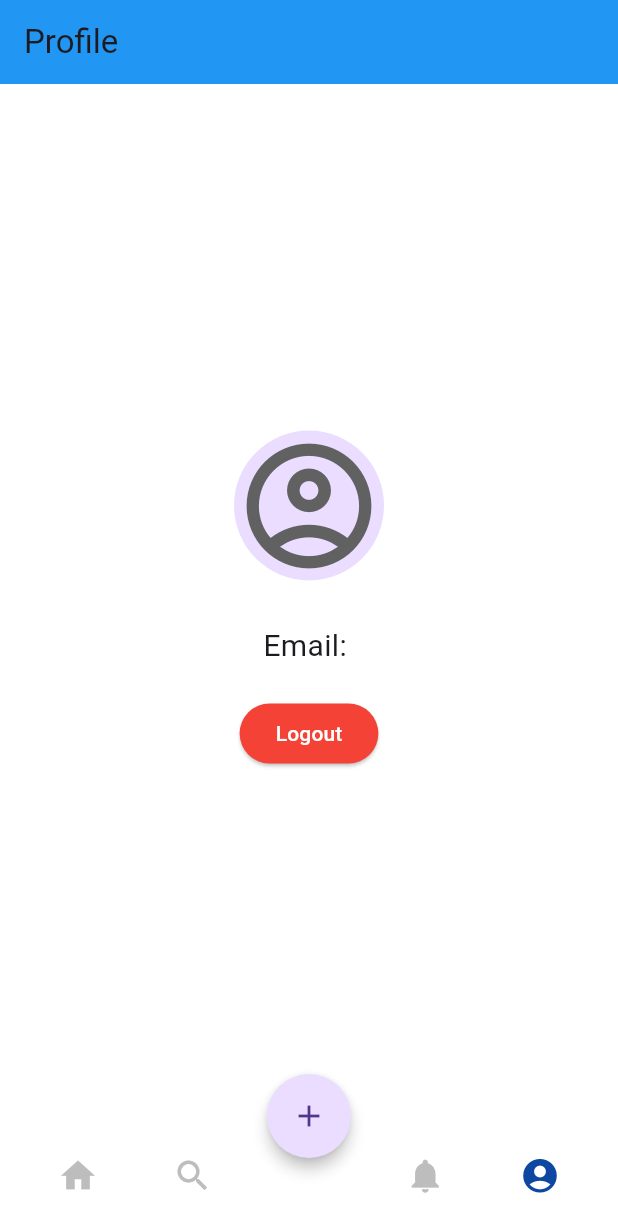
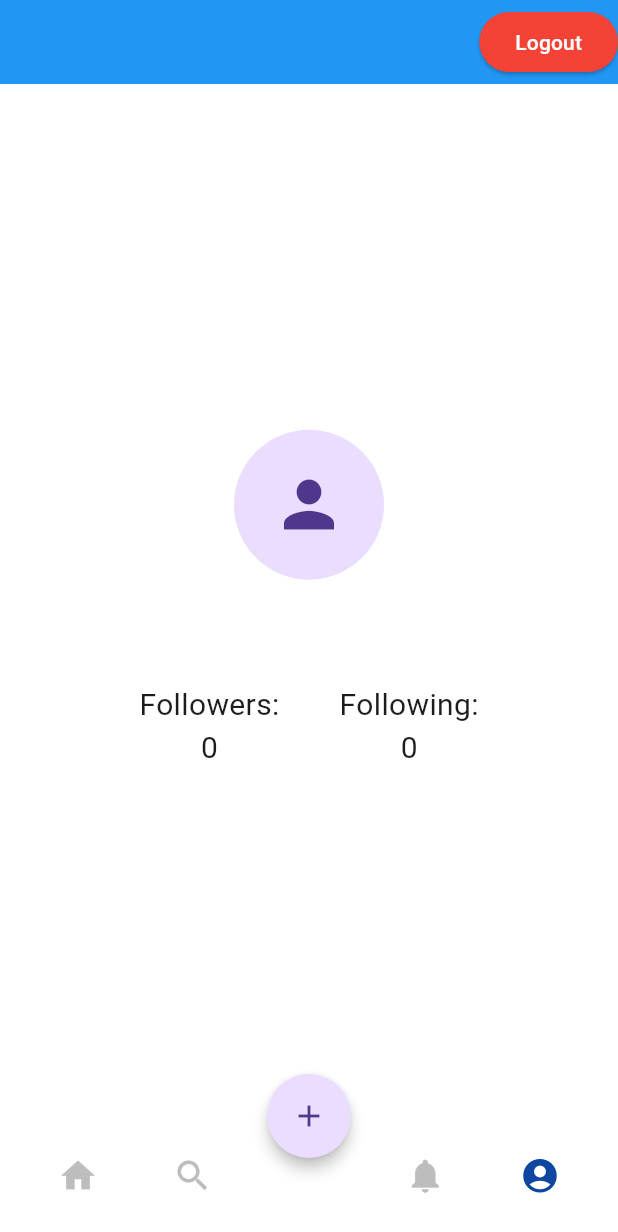
Before and after one commit to WillHeather18/recipie_app, a Flutter app: the screen it shows once a user with an empty profile is signed in, item 4 of the bottom bar chosen, on a phone screen of 412 x 824 dp. Shown: the top 1232 px of the screen. Run offline on Flutter 3.47's test engine with Material 3 defaults, Android fonts, the phone set to English and light mode, and no system bars; our stand-ins replace cloud_firestore, firebase_auth, firebase_core, firebase_storage, flutter_image_compress, flutter_spinbox and 2 more; accounts and stored records are empty.

Commit message:
updated profile page

```diff
--- a/lib/pages/profile_page.dart
+++ b/lib/pages/profile_page.dart
@@ -7,38 +7,70 @@ class ProfilePage extends StatelessWidget {
   @override
   Widget build(BuildContext context) {
     // Accessing user data from UserProvider
-    final userProvider = Provider.of<UserProvider>(context, listen: false);
+    final userProvider = Provider.of<UserProvider>(context);
     final userService = UserService(userProvider: userProvider);
 
-    var profilePictureUrl;
+    var followers;// = userProvider.followers;
+    var following;// = userService.following;
+    var profilePictureUrl = userProvider.profilePictureUrl;
 
     return Scaffold(
       appBar: AppBar(
-        title: const Text("Profile"),
+        title: Text(userProvider.email),
         backgroundColor: Colors.blue,
+        actions: <Widget>[
+          ElevatedButton(
+            style: ElevatedButton.styleFrom(
+              backgroundColor: Colors.red, // Set the background color to red
+            ),
+            onPressed: () async {
+              await userService.signOut();
+            },
+            child: const Text('Logout', style: TextStyle(color: Colors.white)),
+          ),
+        ],
       ),
       body: Center(
         child: Column(
           mainAxisAlignment: MainAxisAlignment.center,
           children: [
-            CircleAvatar(
-              radius: 50,
-              child: Icon(Icons.account_circle_outlined,
-                  size: 100, color: Colors.grey[700]),
+            Stack(
+              alignment: Alignment.topCenter,
+              children: [
+                Column(
+                  children: [
+                    CircleAvatar(
+                      radius: 50,
+                      backgroundImage: profilePictureUrl.isNotEmpty
+                          ? NetworkImage(profilePictureUrl)
+                          : null,
+                      child: profilePictureUrl.isEmpty
+                          ? Icon(Icons.person, size: 50)
+                          : null,
+                    ),
+                    Text(userProvider.username, style: const TextStyle(fontSize: 20)),
+                  ],
+                ),
+              ],
             ),
-            Text(userProvider.username, style: const TextStyle(fontSize: 20)),
-            Text("Email: ${userProvider.email}",
-                style: const TextStyle(fontSize: 20)),
-            const SizedBox(height: 20),
-            ElevatedButton(
-              style: ElevatedButton.styleFrom(
-                backgroundColor: Colors.red, // Set the background color to red
-              ),
-              onPressed: () async {
-                await userService.signOut();
-              },
-              child:
-                  const Text('Logout', style: TextStyle(color: Colors.white)),
+            const SizedBox(height: 40),
+            Row(
+              mainAxisAlignment: MainAxisAlignment.center,
+              children: [
+                Column(
+                  children: [
+                    Text("Followers:", style: const TextStyle(fontSize: 20)),
+                    Text("${followers ?? 0}", style: const TextStyle(fontSize: 20)),
+                  ],
+                ),
+                const SizedBox(width: 40),
+                Column(
+                  children: [
+                    Text("Following:", style: const TextStyle(fontSize: 20)),
+                    Text("${following ?? 0}", style: const TextStyle(fontSize: 20)),
+                  ],
+                ),
+              ],
             ),
           ],
         ),
```
